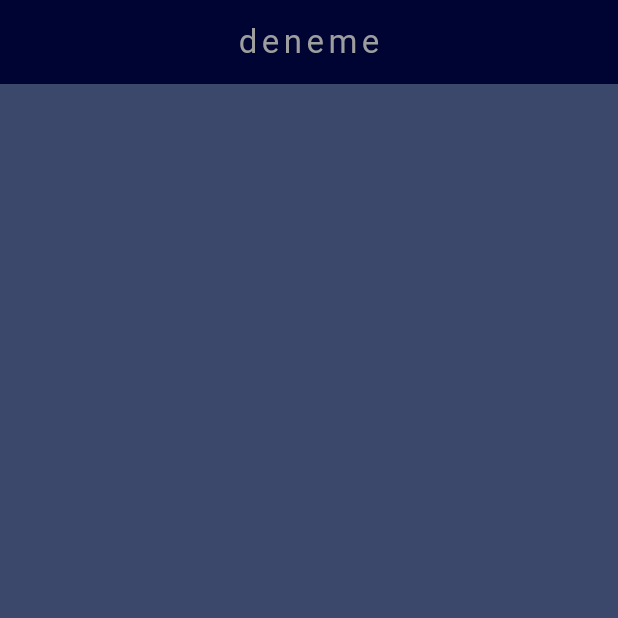
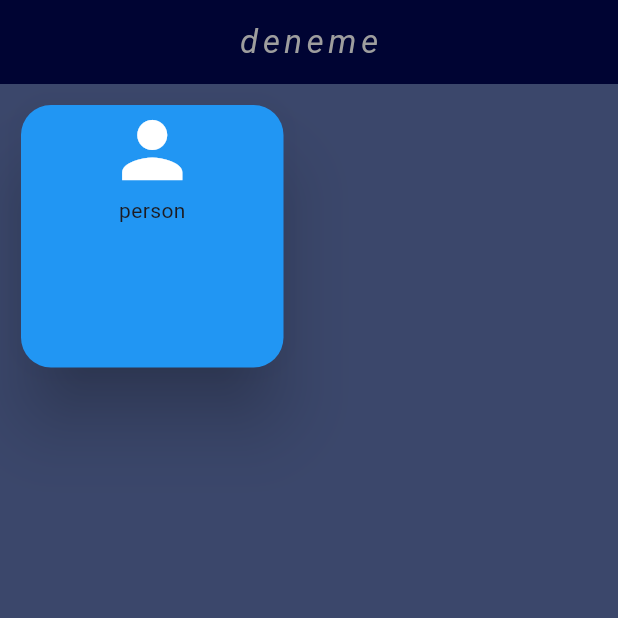
Before and after one commit to ayseturan02/codecamp2, a Flutter app: the screen it shows after launch, on a phone screen of 412 x 824 dp, the top half of it. Run offline on Flutter 3.47's test engine with Material 3 defaults, Android fonts, the phone set to English and light mode, and no system bars.

Commit message:
add text style font

```diff
--- a/lib/main.dart
+++ b/lib/main.dart
@@ -18,13 +18,40 @@ class CodeCamp extends StatelessWidget {
             "deneme",
             style: TextStyle(
               letterSpacing: 3,
+              fontStyle: FontStyle.italic,
               color: Colors.grey,
             ),
           ),
           centerTitle: true,
-
-
         ),
+         body: Row(
+           children: [
+             Padding(
+               padding: const EdgeInsets.all(10.0),
+               child: Card(
+                 color: Colors.blue,
+                 shape: RoundedRectangleBorder(
+                   borderRadius: BorderRadius.circular(20.0),
+                 ),
+                 elevation: 20,
+                 child: Container(
+                   width: 175,
+                   height: 175,
+                   child: const Column(
+                     children: [
+                       Icon(
+                         Icons.person,
+                         color: Colors.white,
+                         size: 60,
+                       ),
+                       Text("person"),
+                     ],
+                   ),
+                 ),
+               ),
+             ),
+           ],
+         ),
       ),
     );
   }
--- a/pubspec.yaml
+++ b/pubspec.yaml
@@ -30,6 +30,7 @@ environment:
 dependencies:
   flutter:
     sdk: flutter
+
 
 
   # The following adds the Cupertino Icons font to your application.
```
Also changed, not shown: assets/fonts/RubikDoodleShadow-Regular.ttf (added).
